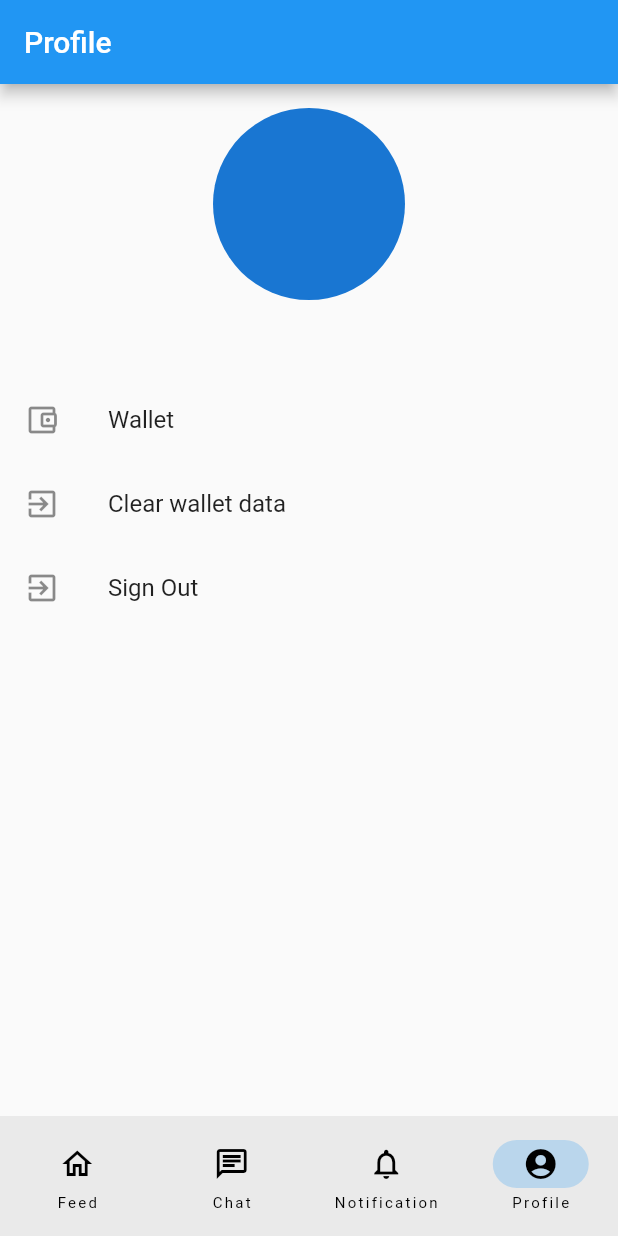
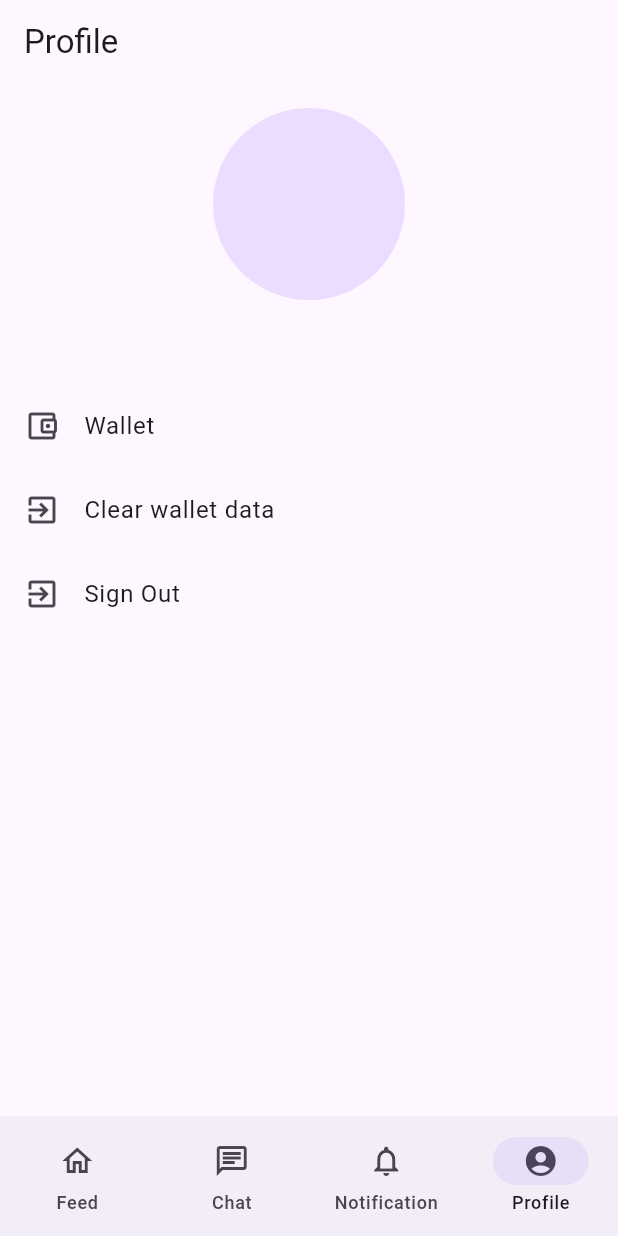
Before and after one commit to anoochit/socialnetwork_web3_wallet, a Flutter app: the screen it shows once a user with an empty profile is signed in, item 4 of the bottom bar chosen, on a phone screen of 412 x 824 dp. Run offline on Flutter 3.47's test engine with Material 2 defaults, Android fonts, the phone set to English and light mode, and no system bars; our stand-ins replace cloud_firestore, firebase_auth, firebase_core, get, qr_flutter; missing offline and left inert: bip39, clipboard, dart_bip32_bip44, encrypted_shared_preferences, ethers, flutterfire_ui and 1 more; accounts and stored records are empty.

Commit message:
use material 3

```diff
--- a/lib/main.dart
+++ b/lib/main.dart
@@ -48,7 +48,10 @@ class MyApp extends StatelessWidget {
   Widget build(BuildContext context) {
     return GetMaterialApp(
       debugShowCheckedModeBanner: false,
-      themeMode: ThemeMode.dark,
+      theme: ThemeData(
+        useMaterial3: true,
+        primarySwatch: Colors.blue,
+      ),
       home: SignInPage(),
       routes: {
         '/home': (context) => const HomePage(),
```
